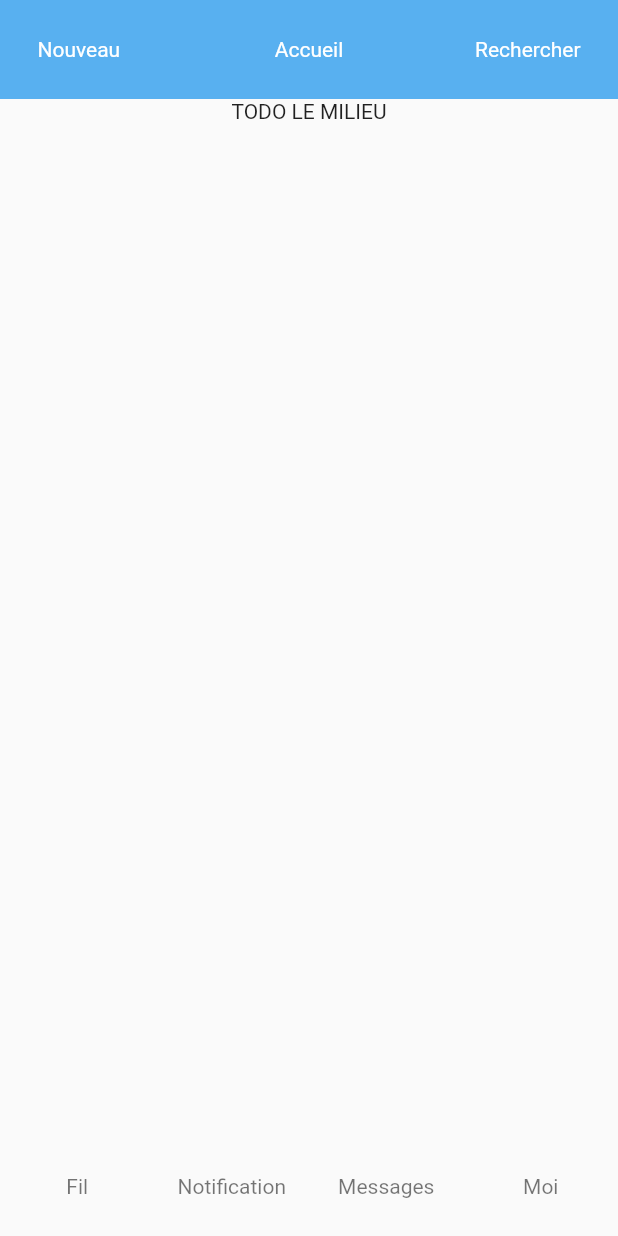
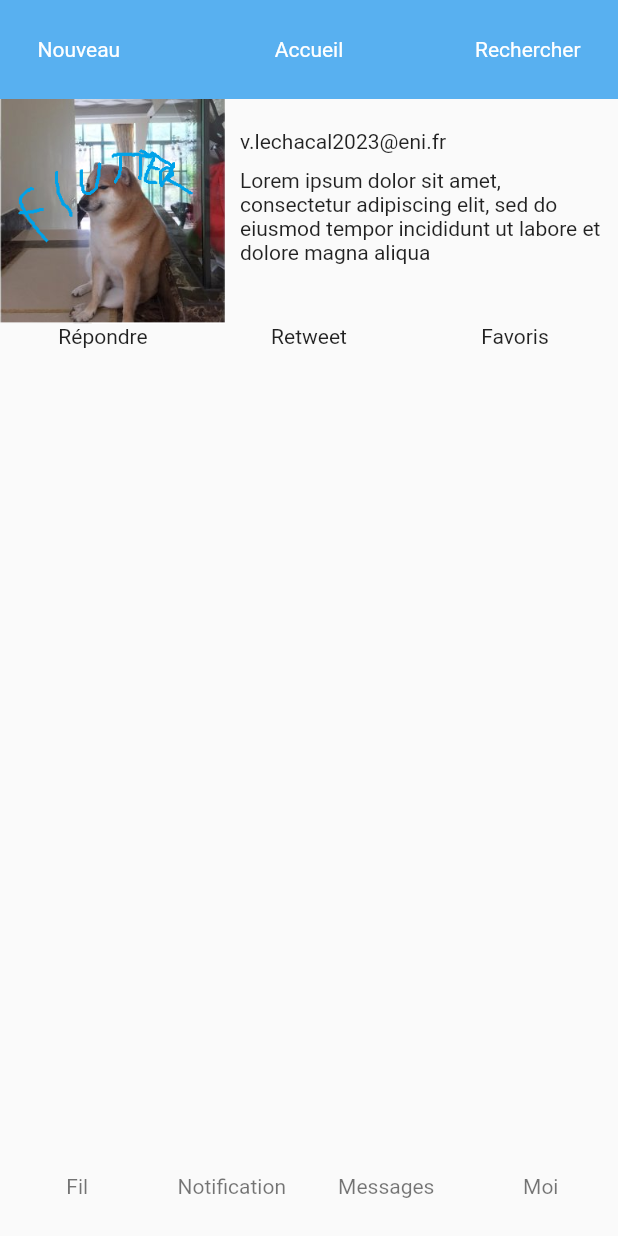
Before and after one commit to Chocolaterie/TPTwitter_HCDA_2111, a Flutter app: the screen it shows after launch, on a phone screen of 412 x 824 dp. Run offline on Flutter 3.47's test engine with Material 2 defaults, Android fonts, the phone set to English and light mode, and no system bars.

Commit message:
Correction P1 TP5

```diff
--- a/lib/main.dart
+++ b/lib/main.dart
@@ -36,7 +36,40 @@ class TwitterPage extends StatelessWidget {
               ),
             ),
           ),
-          Expanded(child: Text("TODO LE MILIEU")),
+          Expanded(child: Column(children: [
+            // Image + Texte
+            Container(
+              height: 150,
+              child: Row(children: [
+                Image.asset("images/dog.png", width: 150),
+                Expanded(
+                  child: Padding(
+                    padding: const EdgeInsets.all(10.0),
+                    child: Column(
+                      children: [
+                        SizedBox(
+                          width: double.infinity,
+                          child: Padding(
+                            padding: const EdgeInsets.symmetric(vertical: 10),
+                            child: Text("v.lechacal2023@eni.fr"),
+                          ),
+                        ),
+                        Expanded(child: Text("Lorem ipsum dolor sit amet, consectetur adipiscing elit, sed do eiusmod tempor incididunt ut labore et dolore magna aliqua")),
+                      ],
+                    ),
+                  ),
+                )
+              ],),
+            ),
+            // 3 Options
+            Row(children: [
+              Expanded(child: Text("Répondre", textAlign: TextAlign.center,)),
+              Expanded(child: Text("Retweet", textAlign: TextAlign.center,)),
+              Expanded(child: Text("Favoris", textAlign: TextAlign.center,)),
+            ],)
+          ],
+
+          )),
           // Footer
           Padding(
             padding: const EdgeInsets.symmetric(vertical: 25),
--- a/pubspec.yaml
+++ b/pubspec.yaml
@@ -59,7 +59,8 @@ flutter:
   uses-material-design: true
 
   # To add assets to your application, add an assets section, like this:
-  # assets:
+  assets:
+    - images/
   #   - images/a_dot_burr.jpeg
   #   - images/a_dot_ham.jpeg
 
```
Also changed, not shown: images/dog.png (added).
